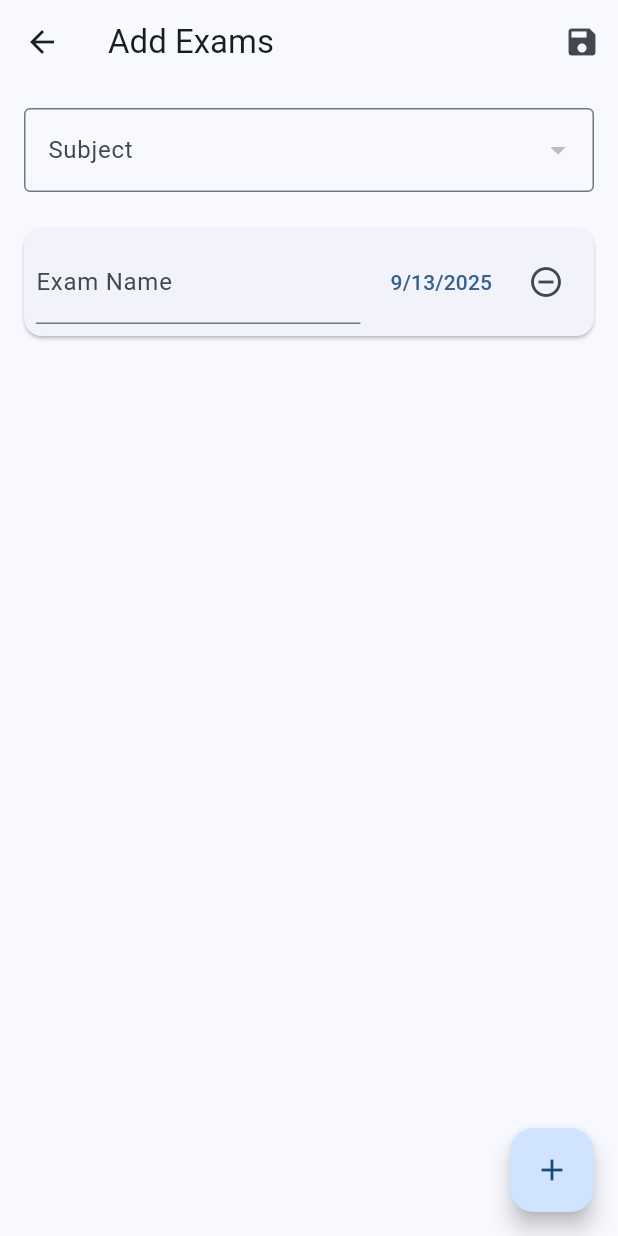
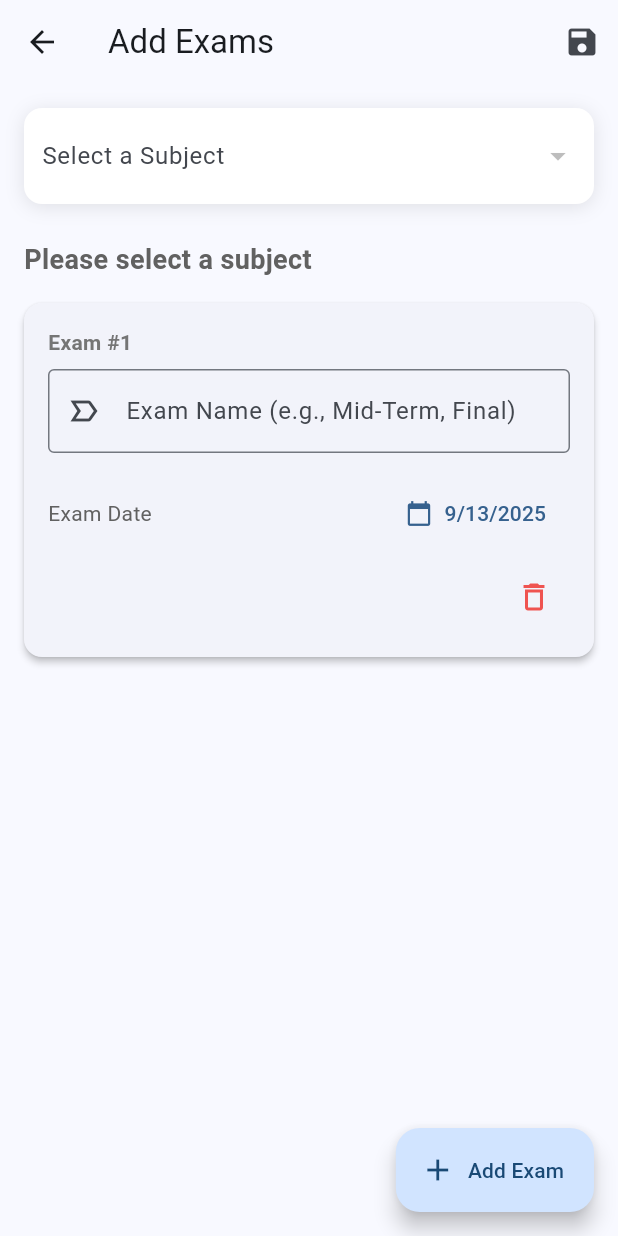
Before and after one commit to suvojit213/study_planner, a Flutter app: the AddExamScreen screen opened directly, on a phone screen of 412 x 824 dp. Run offline on Flutter 3.47's test engine with Material 3 defaults, Android fonts, the phone set to English and light mode, and no system bars; our stand-ins replace file_picker, flutter_colorpicker, flutter_local_notifications, flutter_speed_dial, lottie, shared_preferences and 1 more; missing offline and left inert: flutter_background_service, flutter_ringtone_player; accounts and stored records are empty.

```diff
--- a/lib/screens/add_exam_screen.dart
+++ b/lib/screens/add_exam_screen.dart
@@ -1,4 +1,3 @@
-
 import 'package:flutter/material.dart';
 import 'package:intl/intl.dart';
 import '../database/database_helper.dart';
@@ -80,14 +79,46 @@ class _AddExamScreenState extends State<AddExamScreen> {
           IconButton(
             icon: const Icon(Icons.save),
             onPressed: _saveExams,
+            tooltip: 'Save Exams',
           ),
         ],
       ),
       body: Padding(
         padding: const EdgeInsets.all(16.0),
         child: Column(
+          crossAxisAlignment: CrossAxisAlignment.start,
           children: [
-            DropdownButtonFormField<Subject>(
+            _buildSubjectDropdown(),
+            const SizedBox(height: 24),
+            _buildExamsTitle(),
+            const SizedBox(height: 8),
+            _buildExamsList(),
+          ],
+        ),
+      ),
+      floatingActionButton: FloatingActionButton.extended(
+        onPressed: _addExamField,
+        label: const Text('Add Exam'),
+        icon: const Icon(Icons.add),
+      ),
+    );
+  }
+
+  Widget _buildSubjectDropdown() {
+    return Container(
+      padding: const EdgeInsets.symmetric(horizontal: 12, vertical: 4),
+      decoration: BoxDecoration(
+        color: Colors.white,
+        borderRadius: BorderRadius.circular(12),
+        boxShadow: [
+          BoxShadow(
+            color: Colors.black.withOpacity(0.1),
+            blurRadius: 10,
+            offset: const Offset(0, 2),
+          ),
+        ],
+      ),
+      child: DropdownButtonFormField<Subject>(
         value: _selectedSubject,
         items: _subjects.map((subject) {
           return DropdownMenuItem<Subject>(
@@ -101,50 +132,97 @@ class _AddExamScreenState extends State<AddExamScreen> {
           });
         },
         decoration: const InputDecoration(
-                labelText: 'Subject',
-                border: OutlineInputBorder(),
+          labelText: 'Select a Subject',
+          border: InputBorder.none,
         ),
       ),
-            const SizedBox(height: 16),
-            Expanded(
+    );
+  }
+
+  Widget _buildExamsTitle() {
+    return Text(
+      _selectedSubject != null
+          ? 'Exams for ${_selectedSubject!.name}'
+          : 'Please select a subject',
+      style: TextStyle(
+        fontSize: 18,
+        fontWeight: FontWeight.bold,
+        color: Colors.grey[700],
+      ),
+    );
+  }
+
+  Widget _buildExamsList() {
+    return Expanded(
       child: ListView.builder(
         itemCount: _exams.length,
         itemBuilder: (context, index) {
           return _buildExamField(index);
         },
       ),
-            ),
-          ],
-        ),
-      ),
-      floatingActionButton: FloatingActionButton(
-        onPressed: _addExamField,
-        child: const Icon(Icons.add),
-      ),
     );
   }
 
   Widget _buildExamField(int index) {
     return Card(
+      elevation: 2,
       margin: const EdgeInsets.symmetric(vertical: 8.0),
+      shape: RoundedRectangleBorder(borderRadius: BorderRadius.circular(12)),
       child: Padding(
-        padding: const EdgeInsets.all(8.0),
-        child: Row(
+        padding: const EdgeInsets.all(16.0),
+        child: Column(
+          crossAxisAlignment: CrossAxisAlignment.start,
           children: [
-            Expanded(
-              child: TextFormField(
+            Text(
+              'Exam #${index + 1}',
+              style: TextStyle(
+                fontWeight: FontWeight.bold,
+                color: Colors.grey[600],
+              ),
+            ),
+            const SizedBox(height: 8),
+            TextFormField(
               initialValue: _exams[index].name,
               onChanged: (value) {
                 _exams[index] = _exams[index].copyWith(name: value);
               },
               decoration: const InputDecoration(
-                  labelText: 'Exam Name',
+                labelText: 'Exam Name (e.g., Mid-Term, Final)',
+                border: OutlineInputBorder(),
+                prefixIcon: Icon(Icons.label_important_outline),
               ),
             ),
+            const SizedBox(height: 16),
+            Row(
+              mainAxisAlignment: MainAxisAlignment.spaceBetween,
+              children: [
+                Text(
+                  'Exam Date',
+                  style: TextStyle(color: Colors.grey[700]),
                 ),
-            const SizedBox(width: 8),
-            TextButton(
-              onPressed: () async {
+                TextButton.icon(
+                  onPressed: () => _pickDate(index),
+                  icon: const Icon(Icons.calendar_today),
+                  label: Text(DateFormat.yMd().format(_exams[index].date)),
+                ),
+              ],
+            ),
+            const SizedBox(height: 8),
+            Align(
+              alignment: Alignment.centerRight,
+              child: IconButton(
+                icon: Icon(Icons.delete_outline, color: Colors.red[400]),
+                onPressed: () => _removeExamField(index),
+                tooltip: 'Remove this exam',
+              ),
+            ),
+          ],
+        ),
+      ),
+    );
+  }
+
+  Future<void> _pickDate(int index) async {
     final pickedDate = await showDatePicker(
       context: context,
       initialDate: _exams[index].date,
@@ -156,16 +234,5 @@ class _AddExamScreenState extends State<AddExamScreen> {
         _exams[index] = _exams[index].copyWith(date: pickedDate);
       });
     }
-              },
-              child: Text(DateFormat.yMd().format(_exams[index].date)),
-            ),
-            IconButton(
-              icon: const Icon(Icons.remove_circle_outline),
-              onPressed: () => _removeExamField(index),
-            ),
-          ],
-        ),
-      ),
-    );
   }
 }
```
Also changed, not shown: lib/screens/home_screen.dart (+75 -22 lines). Lines whose indentation alone changed are shown as unchanged.
